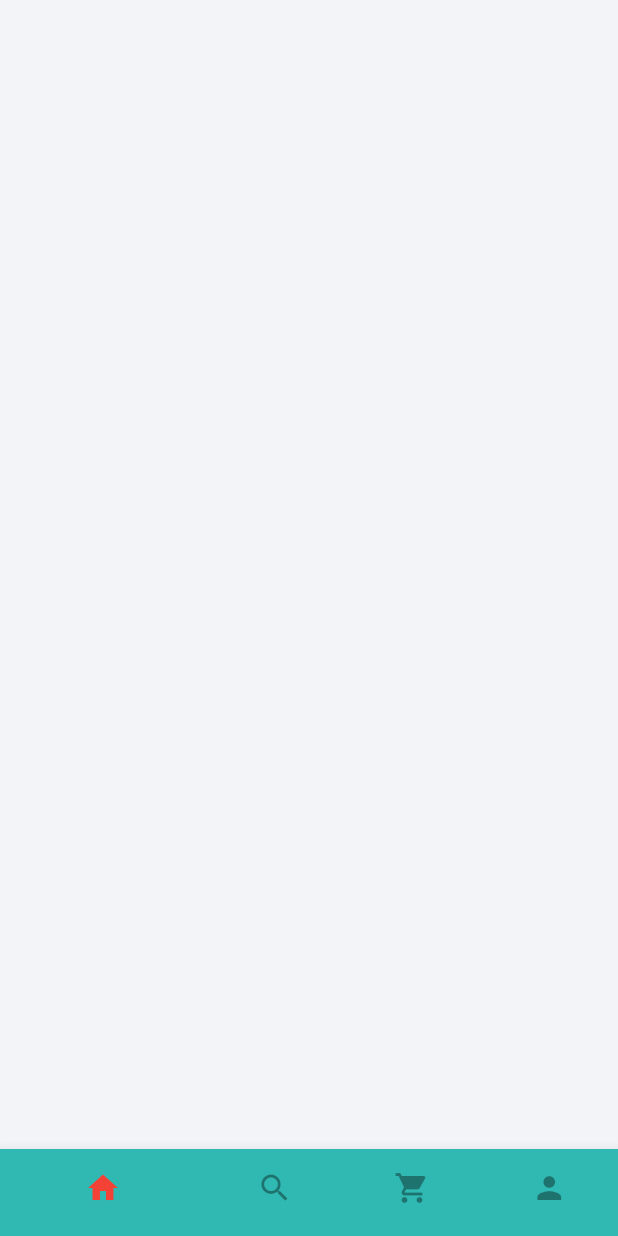
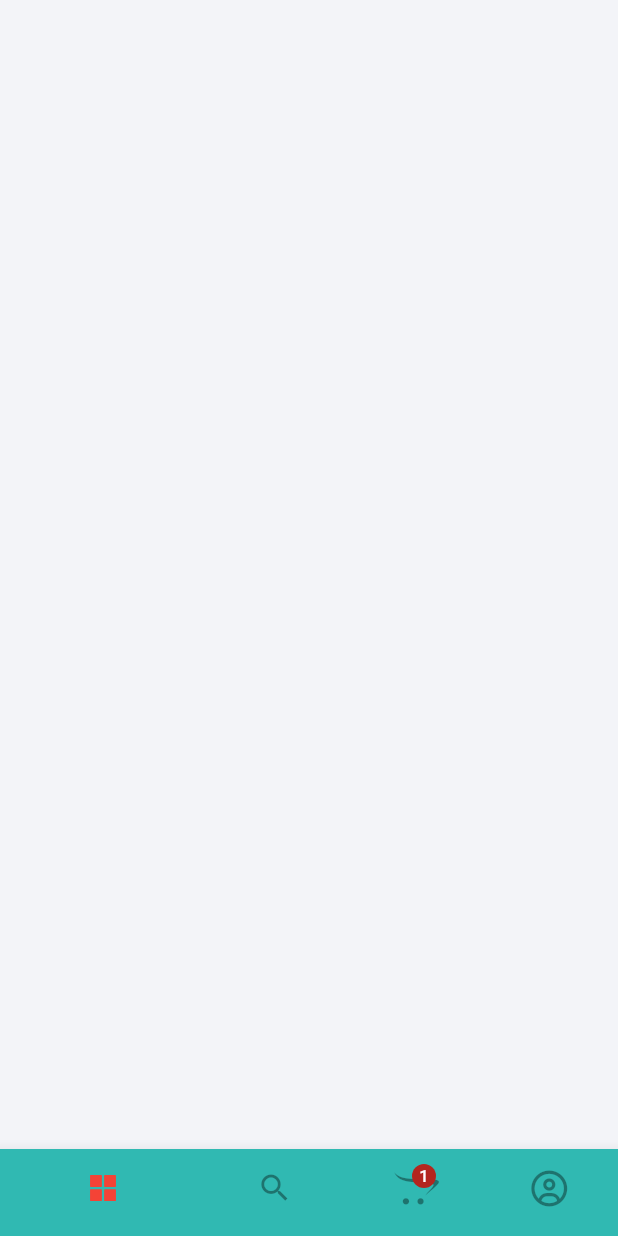
Before and after one commit to infomotin/foodly_Flutter_App, a Flutter app: the screen it shows after launch, on a phone screen of 412 x 824 dp. Run offline on Flutter 3.47's test engine with Material 3 defaults, Android fonts, the phone set to English and light mode, and no system bars; our stand-ins replace flutter_screenutil, flutter_vector_icons, get.

Commit message:
Controller Createing And Init With Main Screen With Bootom Create Page and Floder

```diff
--- a/lib/views/entrypoint.dart
+++ b/lib/views/entrypoint.dart
@@ -2,15 +2,18 @@ import 'package:flutter/material.dart';
 import 'package:foodly/constants/constants.dart';
 import 'package:foodly/controllers/tab_index_controller.dart';
 import 'package:get/get.dart';
+import 'package:flutter_vector_icons/flutter_vector_icons.dart';
 
+// ignore: must_be_immutable
 class MainScreen extends StatelessWidget {
-  const MainScreen({super.key});
+  MainScreen({super.key});
+    List<Widget> pages = [];
 
   @override
   Widget build(BuildContext context) {
     //caling controller tabIndex
     final controller = Get.put(TabIndexController());
-    return  Obx(() => Scaffold(
+    return Obx(() => Scaffold(
           body: Stack(
             children: [
               Container(
@@ -23,20 +26,34 @@ class MainScreen extends StatelessWidget {
                 child: Theme(
                     data: Theme.of(context).copyWith(canvasColor: kPrimary),
                     child: BottomNavigationBar(
-              showSelectedLabels:false,
+                      showSelectedLabels: false,
                       showUnselectedLabels: false,
                       unselectedIconTheme: IconThemeData(color: Colors.black38),
                       selectedIconTheme: IconThemeData(color: Colors.red),
                       onTap: (value) {
                         // Respond to item press.
-               controller .setTabIndex = value;
+                        controller.setTabIndex = value;
                       },
-              currentIndex: controller .tabIndex,
-              items: const [
-                BottomNavigationBarItem(icon: Icon(Icons.home), label: 'Home'),
-                BottomNavigationBarItem(icon: Icon(Icons.search), label: 'Search'),
-                BottomNavigationBarItem(icon: Icon(Icons.shopping_cart), label: 'Cart'),
-                BottomNavigationBarItem(icon: Icon(Icons.person), label: 'Profile'),],
+                      currentIndex: controller.tabIndex,
+                      items: [
+                        BottomNavigationBarItem(
+                            icon: controller.tabIndex == 0
+                                ? Icon(AntDesign.appstore1)
+                                : Icon(AntDesign.appstore_o),
+                            label: 'Home'),
+                        BottomNavigationBarItem(
+                            icon: Icon(Icons.search), label: 'Search'),
+                        BottomNavigationBarItem(
+                            icon: Badge(
+                                label: Text('1'),
+                                child: Icon(FontAwesome.opencart)),
+                            label: 'Cart'),
+                        BottomNavigationBarItem(
+                            icon: controller.tabIndex == 3
+                                ? Icon(FontAwesome.user_circle)
+                                : Icon(FontAwesome.user_circle_o),
+                            label: 'Profile'),
+                      ],
                     )),
               )
             ],
```
Also changed, not shown: lib/views/cart/cart_page.dart (added, +17 -0 lines), lib/views/home/home_page.dart (added, +17 -0 lines), lib/views/profile/profile_page.dart (added, +17 -0 lines), lib/views/search/search_page.dart (added, +17 -0 lines). Lines whose indentation alone changed are shown as unchanged.
